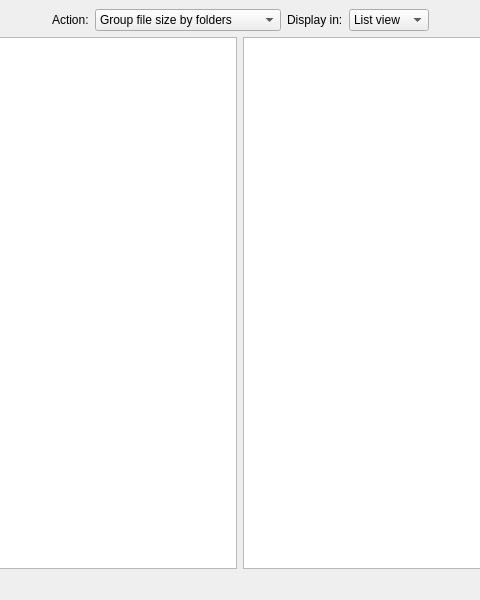
d-i-m-a-n/fylesys_mvc, file mainwindow.ui: the form before one commit; both pictures show x 160 to 640 and y 0 to 600 of the 800 by 600 pixel window.
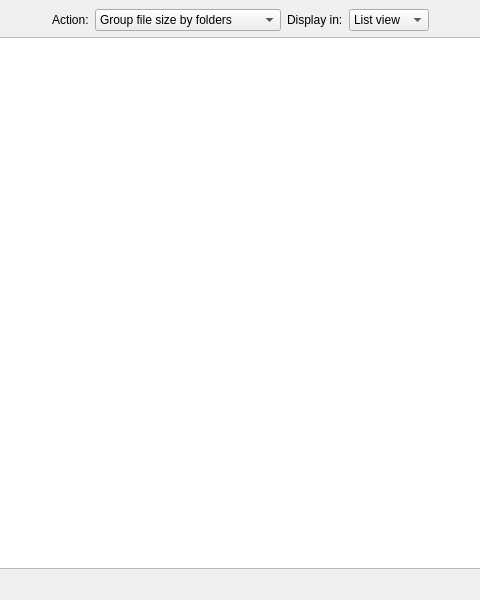
The form after the commit.

Diff of the .ui file:
```diff
--- a/mainwindow.ui
+++ b/mainwindow.ui
@@ -94,9 +94,6 @@
     </item>
     <item>
      <layout class="QHBoxLayout" name="horizontalLayout_3">
-      <item>
-       <widget class="QTableView" name="tableView"/>
-      </item>
       <item>
        <widget class="QTreeView" name="treeView">
         <attribute name="headerVisible">
```
Left out of the diff: 9 changed lines with no effect on the pictures.
